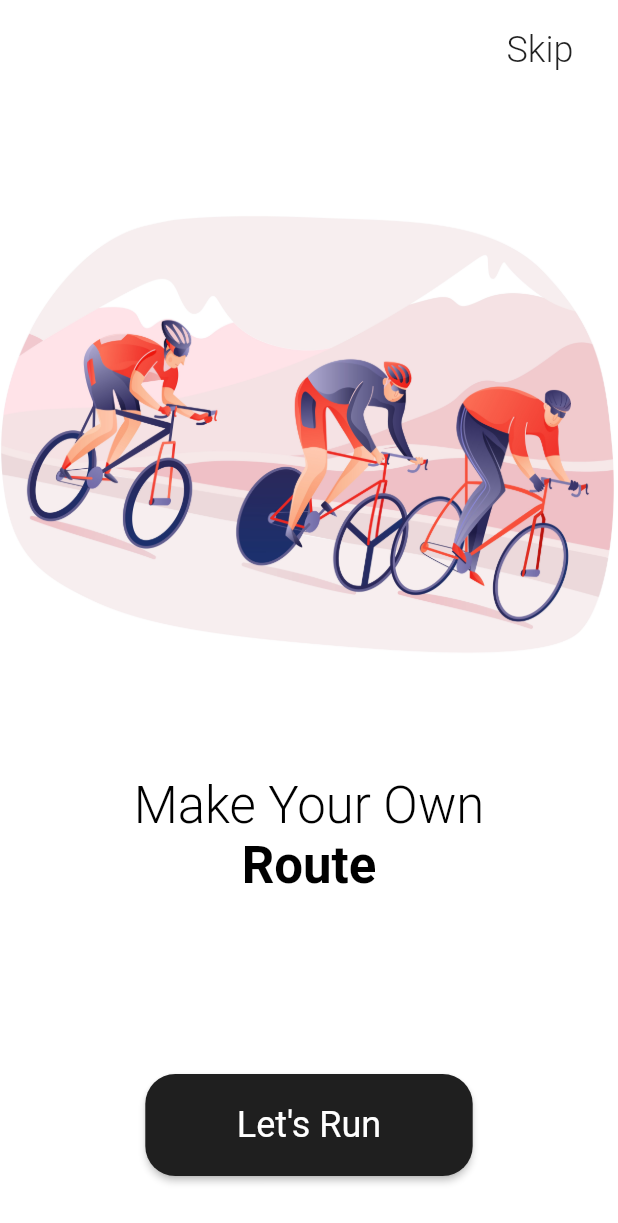
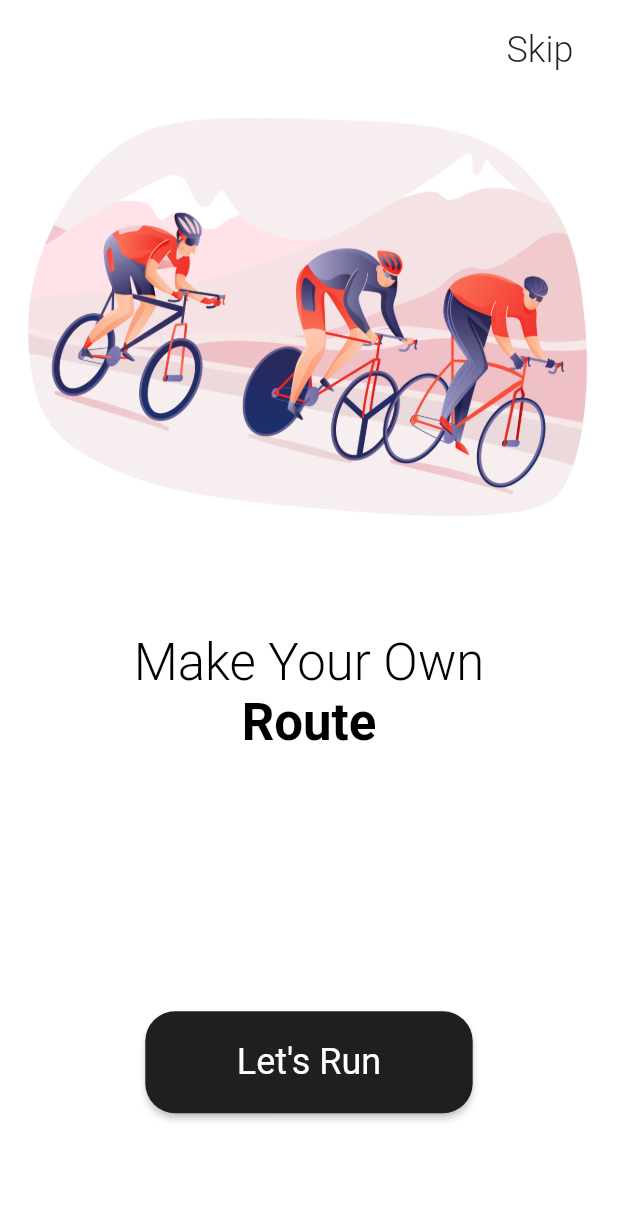
Before and after one commit to gorkemarslanbogan/bicyleApp, a Flutter app: the screen it shows after launch, on a phone screen of 412 x 824 dp. Shown: the top 1223 px of the screen. Run offline on Flutter 3.47's test engine with Material 2 defaults, Android fonts, the light colour scheme and no system bars; our stand-ins replace dotted_border.

Commit message:
I chanced in files dont worry

```diff
--- a/lib/main.dart
+++ /dev/null
@@ -1,113 +0,0 @@
-import 'package:bcyleapp/screen/mainScreen.dart';
-import 'package:bcyleapp/utility/textUtility/textUtility.dart';
-import 'package:flutter/material.dart';
-import 'package:bcyleapp/managmentUtility/AppUtility.dart';
-
-void main() => runApp(
-      const MaterialApp(
-        debugShowCheckedModeBanner: false,
-        home: MyApp(),
-      ),
-    );
-
-class MyApp extends StatefulWidget {
-  const MyApp({Key? key}) : super(key: key);
-
-  @override
-  State<MyApp> createState() => _MyAppState();
-}
-
-class _MyAppState extends State<MyApp> with NavigatorManagment, FirsScreenTextUtility {
-  @override
-  Widget build(BuildContext context) {
-   final List<Widget> columnItems = [
-      Text(
-        FirsScreenTextUtility.makeYourRoute,
-        style: Theme.of(context).textTheme.headline4?.copyWith(
-              color: Colors.black,
-              fontWeight: FontWeight.w300,
-            ),
-      ),
-      Expanded(
-        child: Text(
-          FirsScreenTextUtility.route,
-          style: Theme.of(context).textTheme.headline4?.copyWith(
-                color: Colors.black,
-                fontWeight: FontWeight.bold,
-              ),
-        ),
-      ),
-      const Padding(
-        padding: EdgeInsets.symmetric(vertical: 40.0),
-        child: Expanded(child: _customButtonWidget()),
-      )
-    ];
-    return MaterialApp(
-      debugShowCheckedModeBanner: false,
-      title: 'Bcyle Drive',
-      theme: ThemeData.light().copyWith(
-        appBarTheme: const AppBarTheme(
-          backgroundColor: Colors.white,
-          elevation: 0,
-        ),
-        scaffoldBackgroundColor: Colors.white,
-      ),
-      home: Scaffold(
-        appBar: AppBar(
-          actions: [
-            Padding(
-              padding: const EdgeInsets.only(right: 20.0, top: 10),
-              child: TextButton(
-                child: Text(FirsScreenTextUtility.skip,
-                    style: Theme.of(context).textTheme.headline5?.copyWith(
-                        color: Colors.black87, fontWeight: FontWeight.w300)),
-                onPressed: () {
-                  NavigatePush(context, HomeScreen());
-                },
-              ),
-            ),
-          ],
-        ),
-        body: Center(
-          child: Column(
-            mainAxisSize: MainAxisSize.min,
-            children: [
-              Expanded(flex: 3, child: Image.asset("assets/images/bicyle.jpg")),
-              Expanded(
-                flex: 2,
-                child: Column(
-                  mainAxisSize: MainAxisSize.min,
-                  children: columnItems,
-                ),
-              ),
-            ],
-          ),
-        ),
-      ),
-    );
-  }
-}
-
-class _customButtonWidget extends StatelessWidget {
-  const _customButtonWidget({
-    Key? key,
-  }) : super(key: key);
-
-  @override
-  Widget build(BuildContext context) {
-    return ElevatedButton(
-      child: Padding(
-        padding: const EdgeInsets.symmetric(horizontal: 45.0, vertical: 20),
-        child: Text(FirsScreenTextUtility.ButtonText,
-            style: Theme.of(context).textTheme.headline5?.copyWith(
-                  color: Colors.white,
-                )),
-      ),
-      onPressed: () {},
-      style: OutlinedButton.styleFrom(
-          backgroundColor: const Color.fromARGB(255, 31, 31, 31),
-          shape: const RoundedRectangleBorder(
-              borderRadius: BorderRadius.all(Radius.circular(20)))),
-    );
-  }
-}
--- /dev/null
+++ b/lib/view/main.dart
@@ -0,0 +1,58 @@
+import 'package:bcyleapp/utility/textUtility.dart';
+import 'package:bcyleapp/view/screen/mainScreen.dart';
+import 'package:bcyleapp/view/widget/mainScrennColumn.dart';
+import 'package:flutter/material.dart';
+import 'package:bcyleapp/managmentUtility/AppUtility.dart';
+
+void main() => runApp(
+      const MaterialApp(
+        debugShowCheckedModeBanner: false,
+        home: MyApp(),
+      ),
+    );
+
+class MyApp extends StatefulWidget {
+  const MyApp({Key? key}) : super(key: key);
+
+  @override
+  State<MyApp> createState() => _MyAppState();
+}
+
+class _MyAppState extends State<MyApp> with NavigatorManagment {
+  @override
+  Widget build(BuildContext context) {
+    return MaterialApp(
+      debugShowCheckedModeBanner: false,
+      title: 'Bcyle Drive',
+      theme: ThemeData.light().copyWith(
+        appBarTheme: const AppBarTheme(
+          backgroundColor: Colors.white,
+          elevation: 0,
+        ),
+        scaffoldBackgroundColor: Colors.white,
+      ),
+      home: Scaffold(
+        appBar: _appBarWidget(context),
+        body: mainColumnWidget(),
+      ),
+    );
+  }
+
+  AppBar _appBarWidget(BuildContext context) {
+    return AppBar(
+      actions: [
+        Padding(
+          padding: const EdgeInsets.only(right: 20.0, top: 10),
+          child: TextButton(
+            child: Text(FirsScreenTextUtility.skip,
+                style: Theme.of(context).textTheme.headline5?.copyWith(
+                    color: Colors.black87, fontWeight: FontWeight.w300)),
+            onPressed: () {
+              NavigatePush(context, HomeScreen());
+            },
+          ),
+        ),
+      ],
+    );
+  }
+}
--- a/lib/screen/mainScreen.dart
+++ b/lib/view/screen/mainScreen.dart
@@ -1,7 +1,7 @@
-import 'package:bcyleapp/widget/card.dart';
+import 'package:bcyleapp/view/widget/card.dart';
 import 'package:flutter/material.dart';
 import 'package:bcyleapp/managmentUtility/AppUtility.dart';
-import '../utility/textUtility/textUtility.dart';
+import '../../utility/textUtility.dart';
 import '../widget/customCircleAvatar.dart';
 import 'mainScreenWidgets.dart';
 
--- a/lib/screen/mainScreenWidgets.dart
+++ b/lib/view/screen/mainScreenWidgets.dart
@@ -1,5 +1,5 @@
 import 'package:bcyleapp/managmentUtility/AppUtility.dart';
-import 'package:bcyleapp/utility/textUtility/textUtility.dart';
+import 'package:bcyleapp/utility/textUtility.dart';
 import 'package:dotted_border/dotted_border.dart';
 import 'package:flutter/material.dart';
 import '../widget/CustomIconContainer.dart';
--- a/lib/widget/card.dart
+++ b/lib/view/widget/card.dart
@@ -1,5 +1,7 @@
-import 'package:bcyleapp/widget/CustomIconContainer.dart';
+
+import 'package:bcyleapp/view/widget/CustomIconContainer.dart';
 import 'package:flutter/material.dart';
+
 
 Widget customCard(BuildContext context,
     Color color, double boxWidth, double boxHeight, Widget widget) {
--- /dev/null
+++ b/lib/view/widget/mainScreenElevationButton.dart
@@ -0,0 +1,28 @@
+import 'package:bcyleapp/managmentUtility/AppUtility.dart';
+import 'package:bcyleapp/view/screen/mainScreen.dart';
+import 'package:flutter/material.dart';
+import '../../utility/textUtility.dart';
+
+class customButtonWidget extends StatelessWidget with NavigatorManagment{
+  const customButtonWidget({
+    Key? key,
+  }) : super(key: key);
+
+  @override
+  Widget build(BuildContext context) {
+    return ElevatedButton(
+      child: Padding(
+        padding: const EdgeInsets.symmetric(horizontal: 45.0, vertical: 20),
+        child: Text(FirsScreenTextUtility.ButtonText,
+            style: Theme.of(context).textTheme.headline5?.copyWith(
+                  color: Colors.white,
+                )),
+      ),
+      onPressed: (){NavigatePush(context, HomeScreen());} ,
+      style: OutlinedButton.styleFrom(
+          backgroundColor: const Color.fromARGB(255, 31, 31, 31),
+          shape: const RoundedRectangleBorder(
+              borderRadius: BorderRadius.all(Radius.circular(20)))),
+    );
+  }
+}
--- /dev/null
+++ b/lib/view/widget/mainScrennColumn.dart
@@ -0,0 +1,58 @@
+import 'package:bcyleapp/utility/screen_size_class.dart';
+import 'package:flutter/material.dart';
+import '../../utility/textUtility.dart';
+import 'mainScreenElevationButton.dart';
+
+
+
+
+class mainColumnWidget extends StatelessWidget {
+   mainColumnWidget({Key? key}) : super(key: key);
+  @override
+  Widget build(BuildContext context) {
+    ScreenSize().init(context);
+    final List<Widget> columnItems = [
+  Image.asset(
+    "assets/images/bicyle.jpg",
+    fit: BoxFit.fitWidth,
+    height: ScreenSize.pageHeight!/3,
+  ),
+  Expanded(
+    child: Container(
+      child: Column(
+        mainAxisAlignment: MainAxisAlignment.center,
+        children: [
+          Text(
+            FirsScreenTextUtility.makeYourRoute,
+            style: Theme.of(context).textTheme.headline4?.copyWith(
+                  color: Colors.black,
+                  fontWeight: FontWeight.w300,
+                ),
+          ),
+          Text(
+            FirsScreenTextUtility.route,
+            style: Theme.of(context).textTheme.headline4?.copyWith(
+                  color: Colors.black,
+                  fontWeight: FontWeight.bold,
+                ),
+          ),
+        ],
+      ),
+    ),
+  ),
+  SizedBox(
+    height: 15,
+  ),
+  Expanded(child: Center(child: Container(child: customButtonWidget()))),
+];
+
+    return Center(
+    child: Padding(
+      padding: const EdgeInsets.only(top: 15.0),
+      child: Column(
+        children: columnItems,
+      ),
+    ),
+  );
+  }
+}
```
Also changed, not shown: lib/utility/textUtility.dart (renamed from lib/utility/textUtility/textUtility.dart), lib/view/widget/CustomIconContainer.dart (renamed from lib/widget/CustomIconContainer.dart), lib/view/widget/customCircleAvatar.dart (renamed from lib/widget/customCircleAvatar.dart).
